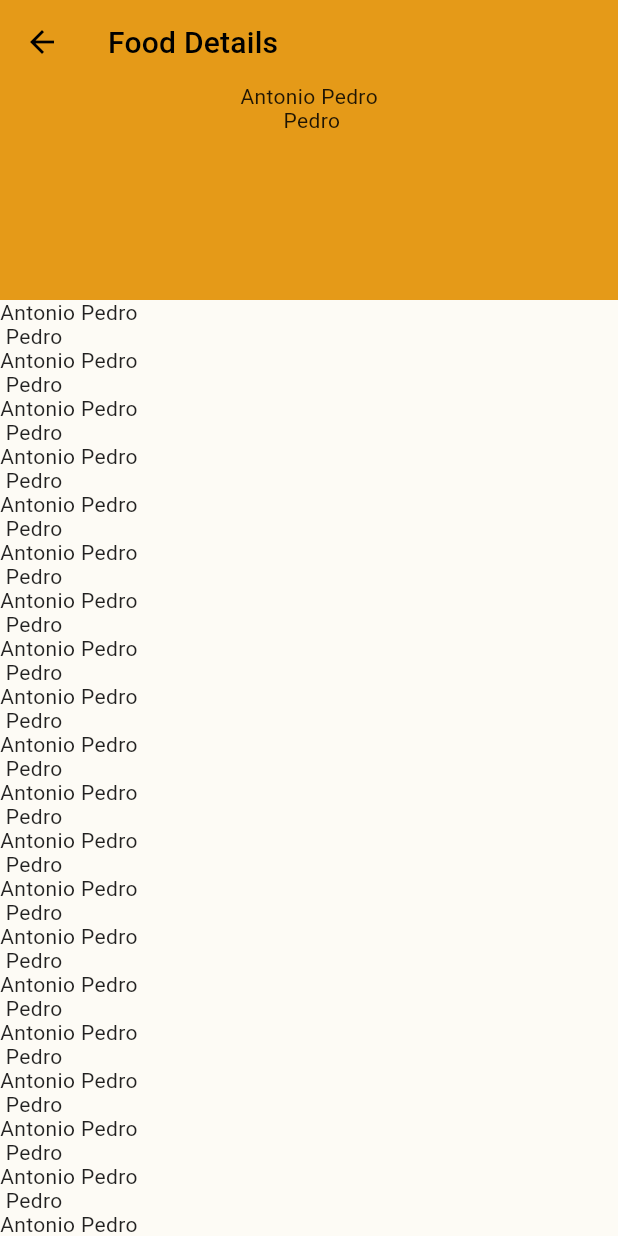
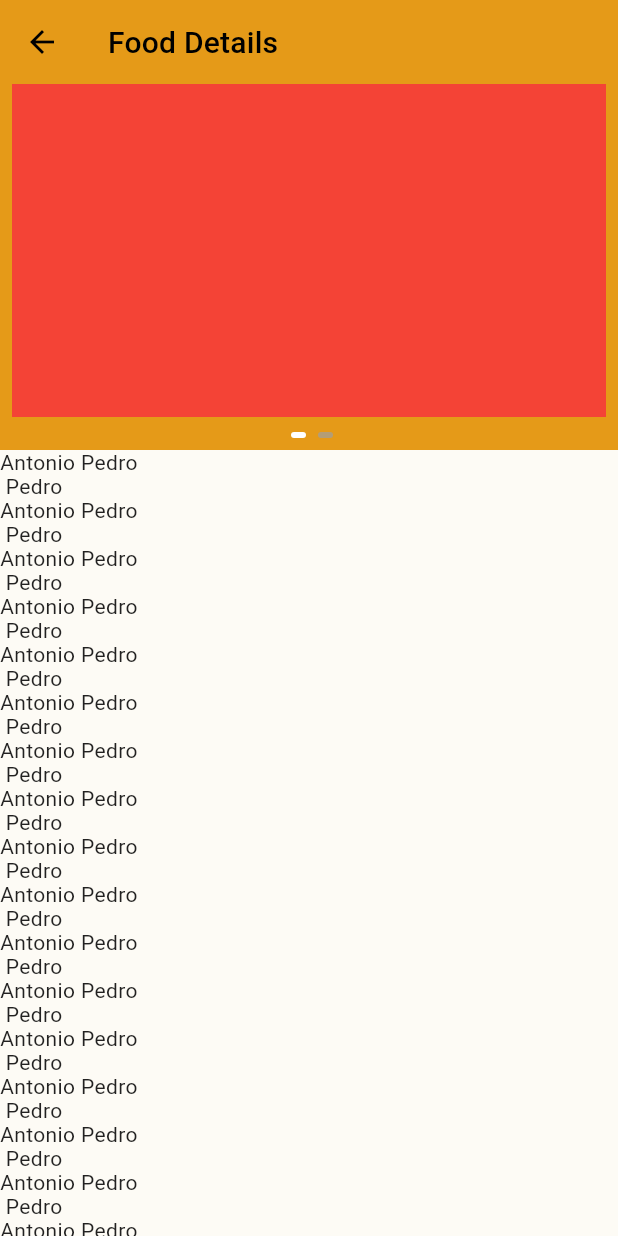
Before and after one commit to antonio-pedro99/food_track_app, a Flutter app: the FoodDetailsPage screen opened directly, on a phone screen of 412 x 824 dp. Run offline on Flutter 3.47's test engine with Material 2 defaults, Android fonts, the light colour scheme and no system bars.

Commit message:
custom slider working

```diff
--- /dev/null
+++ b/lib/app/views/pages/details_page/carousel.dart
@@ -0,0 +1,66 @@
+import 'package:flutter/material.dart';
+
+class CustomCarouselSlider extends StatefulWidget {
+  const CustomCarouselSlider(
+      {Key? key,
+      required this.itemCount,
+      required this.items,
+      this.selectedIndex = 0})
+      : super(key: key);
+
+  final int? selectedIndex;
+  final int itemCount;
+  final List<Widget> items;
+  @override
+  State<CustomCarouselSlider> createState() => _CustomCarouselSliderState();
+}
+
+class _CustomCarouselSliderState extends State<CustomCarouselSlider> {
+  late int _selectedIndex;
+  late PageController controller;
+
+  @override
+  void initState() {
+    super.initState();
+    setState(() => _selectedIndex = widget.selectedIndex!);
+    controller = PageController(initialPage: _selectedIndex);
+  }
+
+  @override
+  Widget build(BuildContext context) {
+    return Column(
+      mainAxisAlignment: MainAxisAlignment.center,
+      children: [
+        Flexible(
+          child: PageView(
+            controller: controller,
+            children: widget.items,
+            onPageChanged: (p) {
+              setState(() => _selectedIndex = p);
+            },
+          ),
+        ),
+        const SizedBox(
+          height: 10,
+        ),
+        SizedBox(
+          height: 12,
+          width: 40,
+          child: ListView.builder(
+              itemCount: 2,
+              scrollDirection: Axis.horizontal,
+              itemBuilder: (context, index) => Container(
+                    height: 10,
+                    width: 10,
+                    margin: const EdgeInsets.only(left: 8, bottom: 8),
+                    decoration: BoxDecoration(
+                        color: index == _selectedIndex
+                            ? Colors.white
+                            : Colors.grey.withOpacity(.7),
+                        borderRadius: BorderRadius.circular(55)),
+                  )),
+        )
+      ],
+    );
+  }
+}
--- a/lib/app/views/pages/details_page/details_page.dart
+++ b/lib/app/views/pages/details_page/details_page.dart
@@ -1,4 +1,5 @@
 import 'package:flutter/material.dart';
+import 'package:food_track_app/app/views/pages/details_page/carousel.dart';
 
 class FoodDetailsPage extends StatefulWidget {
   const FoodDetailsPage({super.key, required this.title});
@@ -8,6 +9,7 @@ class FoodDetailsPage extends StatefulWidget {
 }
 
 class _FoodDetailsPageState extends State<FoodDetailsPage> {
+
   @override
   Widget build(BuildContext context) {
     return Scaffold(
@@ -16,20 +18,27 @@ class _FoodDetailsPageState extends State<FoodDetailsPage> {
           SliverAppBar(
             title: Text(widget.title),
             floating: true,
-            expandedHeight: 200,
-            flexibleSpace: FlexibleSpaceBar(
+            expandedHeight: 300,
+            flexibleSpace:   FlexibleSpaceBar(
+              centerTitle: true,
               background: SafeArea(
                 child: Padding(
-                  padding: const EdgeInsets.only(top: kToolbarHeight),
-                  child: Column(
-                    children: const [Text("Antonio Pedro"), Text(" Pedro")],
-                  ),
+                  padding:
+                      const EdgeInsets.only(top: kToolbarHeight, left: 8, right: 8),
+                  child: CustomCarouselSlider(itemCount: 2, items: [ Container(
+                color: Colors.red,
+                height: 200,
+              ),
+              Container(
+                color: Colors.blue,
+                height: 200,
+              )]),
                 ),
               ),
             ),
           ),
           SliverList(
-              delegate: SliverChildListDelegate([
+              delegate: SliverChildListDelegate(const [
             Text("Antonio Pedro"),
             Text(" Pedro"),
             Text("Antonio Pedro"),
```
